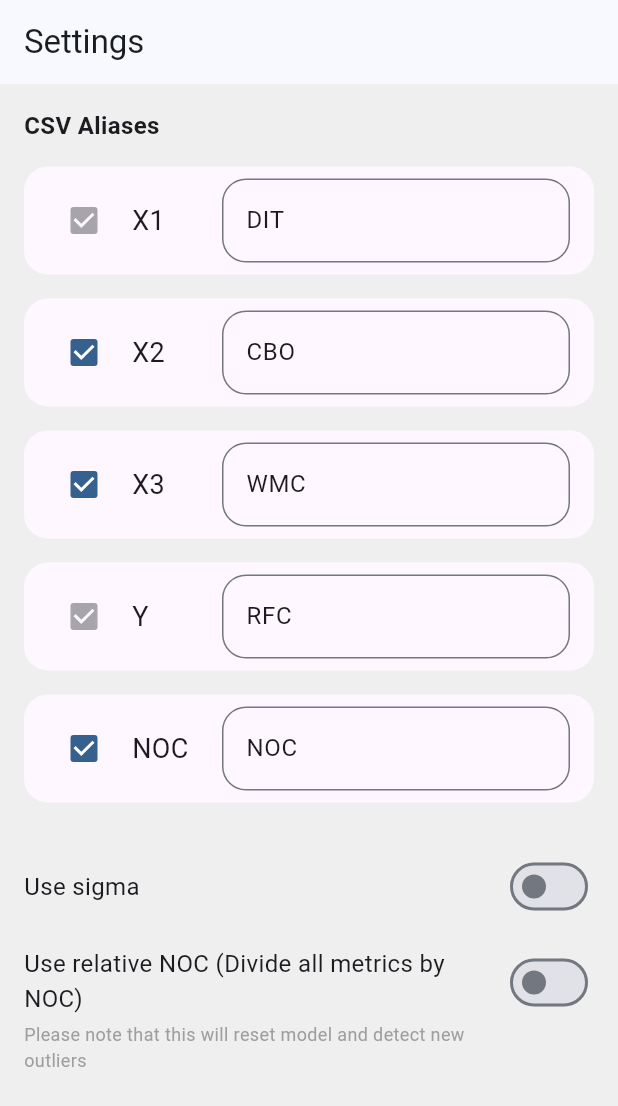
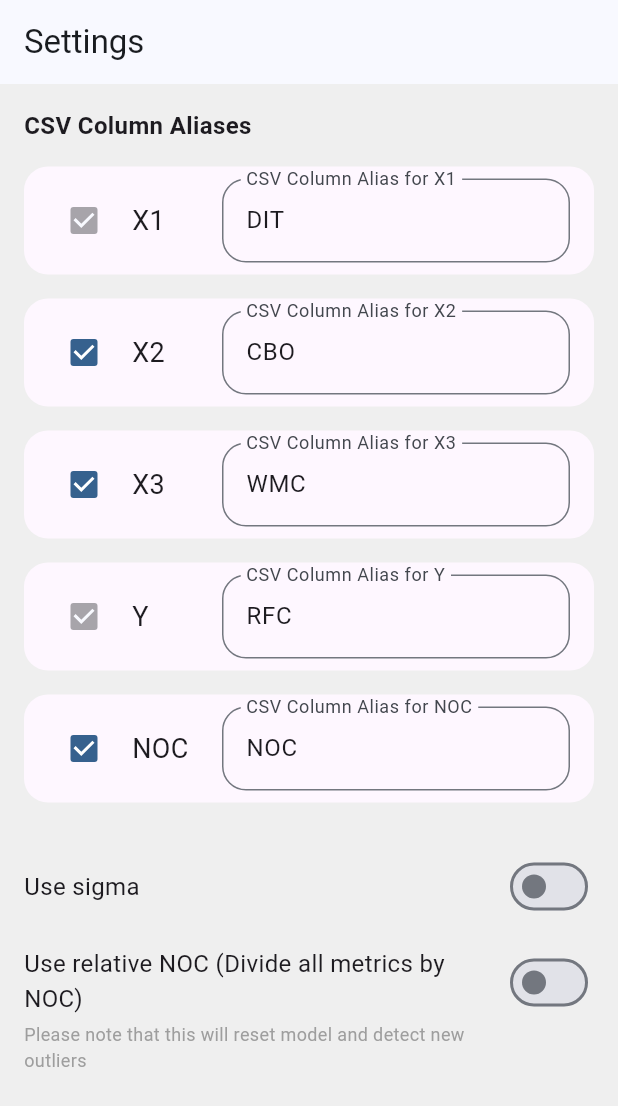
Before and after one commit to shebnik/flutter_stats, a Flutter app: the SettingsView screen opened by its route, on a phone screen of 412 x 824 dp. Shown: the top 1106 px of the screen. Run offline on Flutter 3.47's test engine with Material 3 defaults, Android fonts, the phone set to English and light mode, and no system bars; our stand-ins replace csv, file_picker, flutter_svg, freezed_annotation, go_router, logger and 2 more; missing offline and left inert: distributions, flutter_math_fork, ml_linalg, universal_html; accounts and stored records are empty; project files that could hold a hidden picture were left out.

Commit message:
Update CSV column aliases in settings view and alias selector

```diff
--- a/lib/views/settings_view.dart
+++ b/lib/views/settings_view.dart
@@ -26,7 +26,7 @@ class SettingsView extends StatelessWidget {
               crossAxisAlignment: CrossAxisAlignment.start,
               children: [
                 Text(
-                  'CSV Aliases',
+                  'CSV Column Aliases',
                   style: TextStyle(
                     fontSize: isMobile ? 16 : 18,
                     fontWeight: FontWeight.bold,
--- a/lib/widgets/alias_selector.dart
+++ b/lib/widgets/alias_selector.dart
@@ -91,6 +91,11 @@ class AliasSelector extends StatelessWidget {
                       onFieldSubmitted: (_) => onFieldSubmitted(),
                       onChanged: (value) => onSelected?.call(value),
                       decoration: InputDecoration(
+                        label: Text(
+                          isEnabled ?? true
+                              ? 'CSV Column Alias for $label'
+                              : 'Disabled',
+                        ),
                         disabledBorder: InputBorder.none,
                         border: OutlineInputBorder(
                           borderRadius: BorderRadius.circular(16),
```
